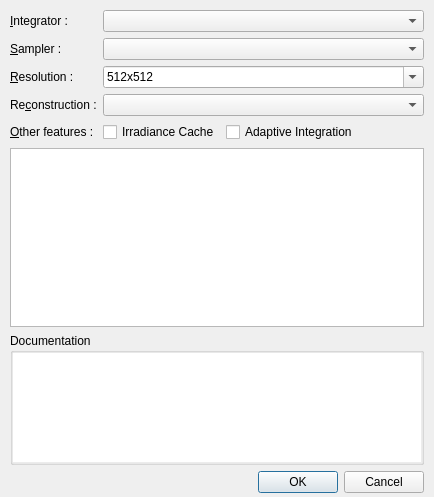
Old version of the form src/qtgui/rendersettingsdlg.ui in the repository mitsuba-renderer/mitsuba.
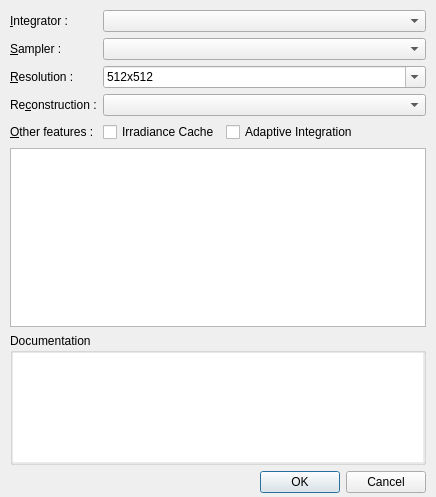
New version of the form.

What changed in the file:
```diff
--- a/src/qtgui/rendersettingsdlg.ui
+++ b/src/qtgui/rendersettingsdlg.ui
@@ -6,7 +6,7 @@
    <rect>
     <x>0</x>
     <y>0</y>
-    <width>434</width>
+    <width>436</width>
     <height>497</height>
    </rect>
   </property>
```
Left out of the diff: 5 changed lines with no effect on the pictures.
